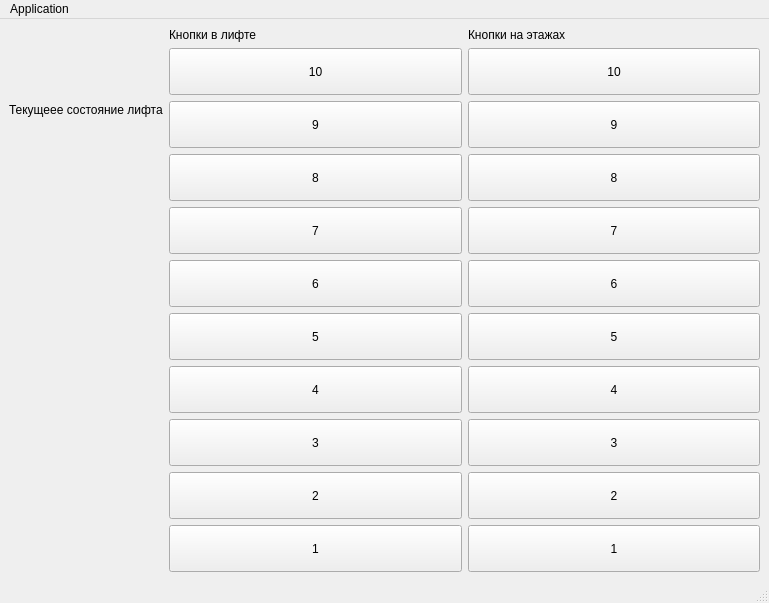
This is AsyncElevator/src/ui/MainWindow.ui in ofdun/bmstu-oop as Qt 5 draws it before an edit. The edited form follows.
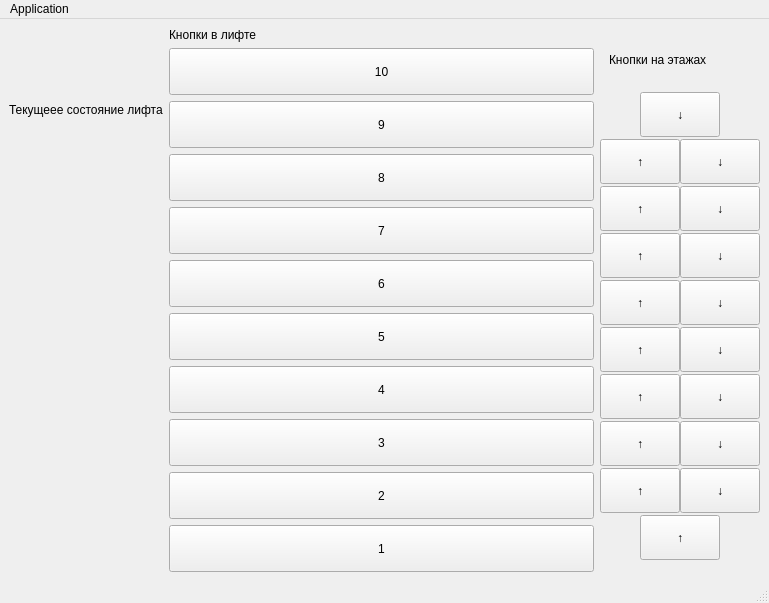
This is the edited form.

Commit message: added: up/down buttons that work sometimes

```diff
--- a/AsyncElevator/src/ui/MainWindow.ui
+++ b/AsyncElevator/src/ui/MainWindow.ui
@@ -568,6 +568,24 @@
       </item>
       <item>
        <layout class="QVBoxLayout" name="verticalLayout_2">
+        <property name="spacing">
+         <number>0</number>
+        </property>
+        <item>
+         <widget class="QWidget" name="widget" native="true">
+          <property name="minimumSize">
+           <size>
+            <width>0</width>
+            <height>60</height>
+           </size>
+          </property>
+          <property name="maximumSize">
+           <size>
+            <width>16777215</width>
+            <height>60</height>
+           </size>
+          </property>
+          <layout class="QHBoxLayout" name="horizontalLayout_2">
         <item>
          <widget class="QLabel" name="label">
           <property name="text">
@@ -575,10 +593,15 @@
           </property>
          </widget>
         </item>
+          </layout>
+         </widget>
+        </item>
         <item>
-         <widget class="QPushButton" name="floorButton10">
+         <layout class="QHBoxLayout" name="horizontalLayout_3">
+          <item>
+           <widget class="QPushButton" name="floorButton10Down">
           <property name="sizePolicy">
-           <sizepolicy hsizetype="Minimum" vsizetype="Fixed">
+             <sizepolicy hsizetype="Fixed" vsizetype="Fixed">
             <horstretch>0</horstretch>
             <verstretch>0</verstretch>
            </sizepolicy>
@@ -586,24 +609,28 @@
           <property name="minimumSize">
            <size>
             <width>0</width>
-            <height>47</height>
+              <height>45</height>
            </size>
           </property>
           <property name="maximumSize">
            <size>
             <width>16777215</width>
-            <height>47</height>
+              <height>45</height>
            </size>
           </property>
           <property name="text">
-           <string>10</string>
+             <string>↓</string>
           </property>
          </widget>
         </item>
+         </layout>
+        </item>
         <item>
-         <widget class="QPushButton" name="floorButton9">
+         <layout class="QHBoxLayout" name="horizontalLayout_5">
+          <item>
+           <widget class="QPushButton" name="floorButton9Up">
           <property name="sizePolicy">
-           <sizepolicy hsizetype="Minimum" vsizetype="Fixed">
+             <sizepolicy hsizetype="Fixed" vsizetype="Fixed">
             <horstretch>0</horstretch>
             <verstretch>0</verstretch>
            </sizepolicy>
@@ -611,24 +638,24 @@
           <property name="minimumSize">
            <size>
             <width>0</width>
-            <height>47</height>
+              <height>45</height>
            </size>
           </property>
           <property name="maximumSize">
            <size>
             <width>16777215</width>
-            <height>47</height>
+              <height>45</height>
            </size>
           </property>
           <property name="text">
-           <string>9</string>
+             <string>↑</string>
           </property>
          </widget>
         </item>
         <item>
-         <widget class="QPushButton" name="floorButton8">
+           <widget class="QPushButton" name="floorButton9Down">
           <property name="sizePolicy">
-           <sizepolicy hsizetype="Minimum" vsizetype="Fixed">
+             <sizepolicy hsizetype="Fixed" vsizetype="Fixed">
             <horstretch>0</horstretch>
             <verstretch>0</verstretch>
            </sizepolicy>
@@ -636,24 +663,28 @@
           <property name="minimumSize">
            <size>
             <width>0</width>
-            <height>47</height>
+              <height>45</height>
            </size>
           </property>
           <property name="maximumSize">
            <size>
             <width>16777215</width>
-            <height>47</height>
+              <height>45</height>
            </size>
           </property>
           <property name="text">
-           <string>8</string>
+             <string>↓</string>
           </property>
          </widget>
         </item>
+         </layout>
+        </item>
         <item>
-         <widget class="QPushButton" name="floorButton7">
+         <layout class="QHBoxLayout" name="horizontalLayout_7">
+          <item>
+           <widget class="QPushButton" name="floorButton8Up">
           <property name="sizePolicy">
-           <sizepolicy hsizetype="Minimum" vsizetype="Fixed">
+             <sizepolicy hsizetype="Fixed" vsizetype="Fixed">
             <horstretch>0</horstretch>
             <verstretch>0</verstretch>
            </sizepolicy>
@@ -661,24 +692,24 @@
           <property name="minimumSize">
            <size>
             <width>0</width>
-            <height>47</height>
+              <height>45</height>
            </size>
           </property>
           <property name="maximumSize">
            <size>
             <width>16777215</width>
-            <height>47</height>
+              <height>45</height>
            </size>
           </property>
           <property name="text">
-           <string>7</string>
+             <string>↑</string>
           </property>
          </widget>
         </item>
         <item>
-         <widget class="QPushButton" name="floorButton6">
+           <widget class="QPushButton" name="floorButton8Down">
           <property name="sizePolicy">
-           <sizepolicy hsizetype="Minimum" vsizetype="Fixed">
+             <sizepolicy hsizetype="Fixed" vsizetype="Fixed">
             <horstretch>0</horstretch>
             <verstretch>0</verstretch>
            </sizepolicy>
@@ -686,24 +717,28 @@
           <property name="minimumSize">
            <size>
             <width>0</width>
-            <height>47</height>
+              <height>45</height>
            </size>
           </property>
           <property name="maximumSize">
            <size>
             <width>16777215</width>
-            <height>47</height>
+              <height>45</height>
            </size>
           </property>
           <property name="text">
-           <string>6</string>
+             <string>↓</string>
           </property>
          </widget>
         </item>
+         </layout>
+        </item>
         <item>
-         <widget class="QPushButton" name="floorButton5">
+         <layout class="QHBoxLayout" name="horizontalLayout_6">
+          <item>
+           <widget class="QPushButton" name="floorButton7Up">
           <property name="sizePolicy">
-           <sizepolicy hsizetype="Minimum" vsizetype="Fixed">
+             <sizepolicy hsizetype="Fixed" vsizetype="Fixed">
             <horstretch>0</horstretch>
             <verstretch>0</verstretch>
            </sizepolicy>
@@ -711,24 +746,24 @@
           <property name="minimumSize">
            <size>
             <width>0</width>
-            <height>47</height>
+              <height>45</height>
            </size>
           </property>
           <property name="maximumSize">
            <size>
             <width>16777215</width>
-            <height>47</height>
+              <height>45</height>
            </size>
           </property>
           <property name="text">
-           <string>5</string>
+             <string>↑</string>
           </property>
          </widget>
         </item>
         <item>
-         <widget class="QPushButton" name="floorButton4">
+           <widget class="QPushButton" name="floorButton7Down">
           <property name="sizePolicy">
-           <sizepolicy hsizetype="Minimum" vsizetype="Fixed">
+             <sizepolicy hsizetype="Fixed" vsizetype="Fixed">
             <horstretch>0</horstretch>
             <verstretch>0</verstretch>
            </sizepolicy>
@@ -736,24 +771,28 @@
           <property name="minimumSize">
            <size>
             <width>0</width>
-            <height>47</height>
+              <height>45</height>
            </size>
           </property>
           <property name="maximumSize">
            <size>
             <width>16777215</width>
-            <height>47</height>
+              <height>45</height>
            </size>
           </property>
           <property name="text">
-           <string>4</string>
+             <string>↓</string>
           </property>
          </widget>
         </item>
+         </layout>
+        </item>
         <item>
-         <widget class="QPushButton" name="floorButton3">
+         <layout class="QHBoxLayout" name="horizontalLayout_4">
+          <item>
+           <widget class="QPushButton" name="floorButton6Up">
           <property name="sizePolicy">
-           <sizepolicy hsizetype="Minimum" vsizetype="Fixed">
+             <sizepolicy hsizetype="Fixed" vsizetype="Fixed">
             <horstretch>0</horstretch>
             <verstretch>0</verstretch>
            </sizepolicy>
@@ -761,24 +800,24 @@
           <property name="minimumSize">
            <size>
             <width>0</width>
-            <height>47</height>
+              <height>45</height>
            </size>
           </property>
           <property name="maximumSize">
            <size>
             <width>16777215</width>
-            <height>47</height>
+              <height>45</height>
            </size>
           </property>
           <property name="text">
-           <string>3</string>
+             <string>↑</string>
           </property>
          </widget>
         </item>
         <item>
-         <widget class="QPushButton" name="floorButton2">
+           <widget class="QPushButton" name="floorButton6Down">
           <property name="sizePolicy">
-           <sizepolicy hsizetype="Minimum" vsizetype="Fixed">
+             <sizepolicy hsizetype="Fixed" vsizetype="Fixed">
             <horstretch>0</horstretch>
             <verstretch>0</verstretch>
            </sizepolicy>
@@ -786,24 +825,28 @@
           <property name="minimumSize">
            <size>
             <width>0</width>
-            <height>47</height>
+              <height>45</height>
            </size>
           </property>
           <property name="maximumSize">
            <size>
             <width>16777215</width>
-            <height>47</height>
+              <height>45</height>
            </size>
           </property>
           <property name="text">
-           <string>2</string>
+             <string>↓</string>
           </property>
          </widget>
         </item>
+         </layout>
+        </item>
         <item>
-         <widget class="QPushButton" name="floorButton1">
+         <layout class="QHBoxLayout" name="horizontalLayout_9">
+          <item>
+           <widget class="QPushButton" name="floorButton5Up">
           <property name="sizePolicy">
-           <sizepolicy hsizetype="Minimum" vsizetype="Fixed">
+             <sizepolicy hsizetype="Fixed" vsizetype="Fixed">
             <horstretch>0</horstretch>
             <verstretch>0</verstretch>
            </sizepolicy>
@@ -811,19 +854,237 @@
           <property name="minimumSize">
            <size>
             <width>0</width>
-            <height>47</height>
+              <height>45</height>
            </size>
           </property>
           <property name="maximumSize">
            <size>
             <width>16777215</width>
-            <height>47</height>
+              <height>45</height>
            </size>
           </property>
           <property name="text">
-           <string>1</string>
-          </property>
-         </widget>
+             <string>↑</string>
+            </property>
+           </widget>
+          </item>
+          <item>
+           <widget class="QPushButton" name="floorButton5Down">
+            <property name="sizePolicy">
+             <sizepolicy hsizetype="Fixed" vsizetype="Fixed">
+              <horstretch>0</horstretch>
+              <verstretch>0</verstretch>
+             </sizepolicy>
+            </property>
+            <property name="minimumSize">
+             <size>
+              <width>0</width>
+              <height>45</height>
+             </size>
+            </property>
+            <property name="maximumSize">
+             <size>
+              <width>16777215</width>
+              <height>45</height>
+             </size>
+            </property>
+            <property name="text">
+             <string>↓</string>
+            </property>
+           </widget>
+          </item>
+         </layout>
+        </item>
+        <item>
+         <layout class="QHBoxLayout" name="horizontalLayout_11">
+          <item>
+           <widget class="QPushButton" name="floorButton4Up">
+            <property name="sizePolicy">
+             <sizepolicy hsizetype="Fixed" vsizetype="Fixed">
+              <horstretch>0</horstretch>
+              <verstretch>0</verstretch>
+             </sizepolicy>
+            </property>
+            <property name="minimumSize">
+             <size>
+              <width>0</width>
+              <height>45</height>
+             </size>
+            </property>
+            <property name="maximumSize">
+             <size>
+              <width>16777215</width>
+              <height>45</height>
+             </size>
+            </property>
+            <property name="text">
+             <string>↑</string>
+            </property>
+           </widget>
+          </item>
+          <item>
+           <widget class="QPushButton" name="floorButton4Down">
+            <property name="sizePolicy">
+             <sizepolicy hsizetype="Fixed" vsizetype="Fixed">
+              <horstretch>0</horstretch>
+              <verstretch>0</verstretch>
+             </sizepolicy>
+            </property>
+            <property name="minimumSize">
+             <size>
+              <width>0</width>
+              <height>45</height>
+             </size>
+            </property>
+            <property name="maximumSize">
+             <size>
+              <width>16777215</width>
+              <height>45</height>
+             </size>
+            </property>
+            <property name="text">
+             <string>↓</string>
+            </property>
+           </widget>
+          </item>
+         </layout>
+        </item>
+        <item>
+         <layout class="QHBoxLayout" name="horizontalLayout_12">
+          <item>
+           <widget class="QPushButton" name="floorButton3Up">
+            <property name="sizePolicy">
+             <sizepolicy hsizetype="Fixed" vsizetype="Fixed">
+              <horstretch>0</horstretch>
+              <verstretch>0</verstretch>
+             </sizepolicy>
+            </property>
+            <property name="minimumSize">
+             <size>
+              <width>0</width>
+              <height>45</height>
+             </size>
+            </property>
+            <property name="maximumSize">
+             <size>
+              <width>16777215</width>
+              <height>45</height>
+             </size>
+            </property>
+            <property name="text">
+             <string>↑</string>
+            </property>
+           </widget>
+          </item>
+          <item>
+           <widget class="QPushButton" name="floorButton3Down">
+            <property name="sizePolicy">
+             <sizepolicy hsizetype="Fixed" vsizetype="Fixed">
+              <horstretch>0</horstretch>
+              <verstretch>0</verstretch>
+             </sizepolicy>
+            </property>
+            <property name="minimumSize">
+             <size>
+              <width>0</width>
+              <height>45</height>
+             </size>
+            </property>
+            <property name="maximumSize">
+             <size>
+              <width>16777215</width>
+              <height>45</height>
+             </size>
+            </property>
+            <property name="text">
+             <string>↓</string>
+            </property>
+           </widget>
+          </item>
+         </layout>
+        </item>
+        <item>
+         <layout class="QHBoxLayout" name="horizontalLayout_8">
+          <item>
+           <widget class="QPushButton" name="floorButton2Up">
+            <property name="sizePolicy">
+             <sizepolicy hsizetype="Fixed" vsizetype="Fixed">
+              <horstretch>0</horstretch>
+              <verstretch>0</verstretch>
+             </sizepolicy>
+            </property>
+            <property name="minimumSize">
+             <size>
+              <width>0</width>
+              <height>45</height>
+             </size>
+            </property>
+            <property name="maximumSize">
+             <size>
+              <width>16777215</width>
+              <height>45</height>
+             </size>
+            </property>
+            <property name="text">
+             <string>↑</string>
+            </property>
+           </widget>
+          </item>
+          <item>
+           <widget class="QPushButton" name="floorButton2Down">
+            <property name="sizePolicy">
+             <sizepolicy hsizetype="Fixed" vsizetype="Fixed">
+              <horstretch>0</horstretch>
+              <verstretch>0</verstretch>
+             </sizepolicy>
+            </property>
+            <property name="minimumSize">
+             <size>
+              <width>0</width>
+              <height>45</height>
+             </size>
+            </property>
+            <property name="maximumSize">
+             <size>
+              <width>16777215</width>
+              <height>45</height>
+             </size>
+            </property>
+            <property name="text">
+             <string>↓</string>
+            </property>
+           </widget>
+          </item>
+         </layout>
+        </item>
+        <item>
+         <layout class="QHBoxLayout" name="horizontalLayout_13">
+          <item>
+           <widget class="QPushButton" name="floorButton1Up">
+            <property name="sizePolicy">
+             <sizepolicy hsizetype="Fixed" vsizetype="Fixed">
+              <horstretch>0</horstretch>
+              <verstretch>0</verstretch>
+             </sizepolicy>
+            </property>
+            <property name="minimumSize">
+             <size>
+              <width>0</width>
+              <height>45</height>
+             </size>
+            </property>
+            <property name="maximumSize">
+             <size>
+              <width>16777215</width>
+              <height>45</height>
+             </size>
+            </property>
+            <property name="text">
+             <string>↑</string>
+            </property>
+           </widget>
+          </item>
+         </layout>
         </item>
        </layout>
       </item>
```
Lines whose indentation alone changed are shown as unchanged. The commit also changes 8 other files.
